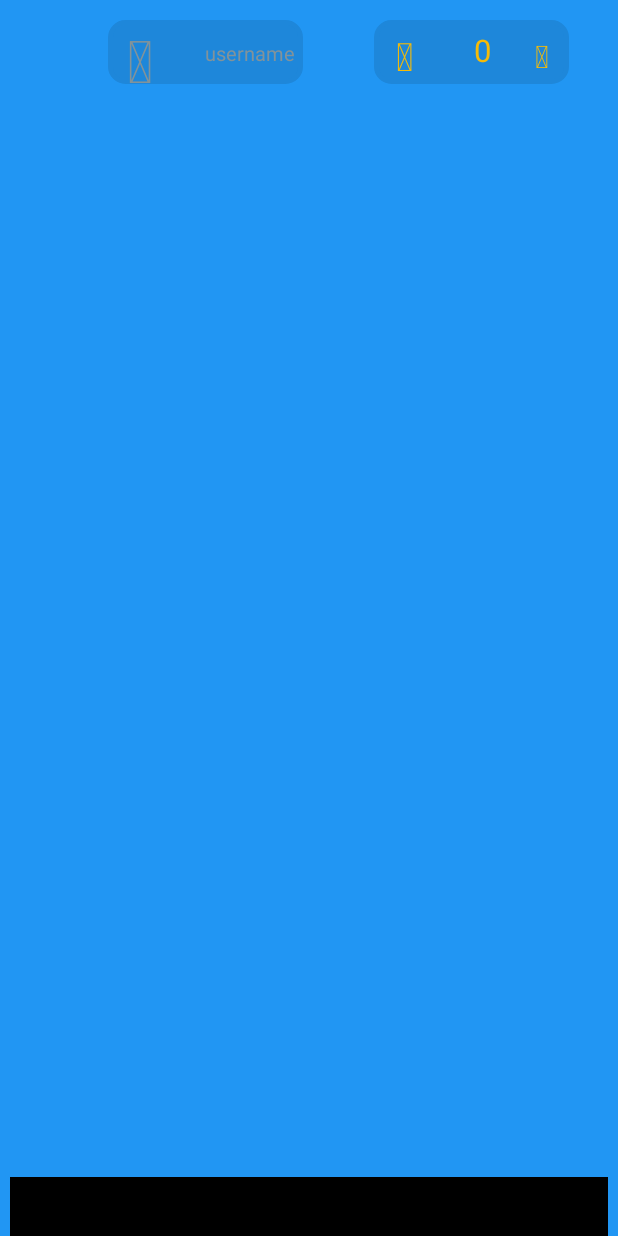
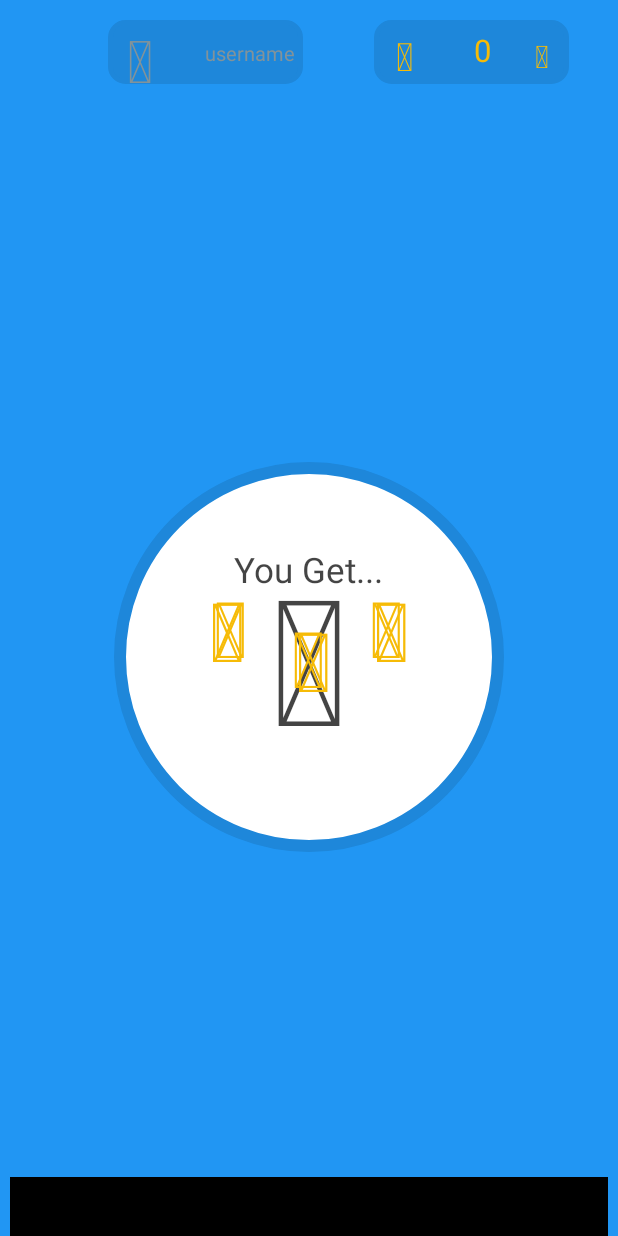
Before and after one commit to mehrroid/gameoftrump-app-12, an Android app: the layout level.xml on its own in the app's theme, with its tools: preview values and no code run, on a phone screen of 412 x 824 dp. Run offline under Robolectric (Android 15) with nearby library versions, the phone set to English and light mode, and no system bars.

Commit message:
update game: find unique icon

```diff
--- /dev/null
+++ b/app/src/main/res/drawable/circle3.xml
@@ -0,0 +1,14 @@
+<?xml version="1.0" encoding="utf-8"?>
+<shape xmlns:android="http://schemas.android.com/apk/res/android"
+    android:shape="oval"
+    >
+    <solid
+
+        android:color="#ffffff"/>
+    <stroke
+        android:width="8dp"
+
+        android:color="@color/darkblue"/>
+<size android:width="@dimen/_200sdp"
+    android:height="@dimen/_200sdp"/>
+</shape>
--- a/app/src/main/res/layout/game_layout.xml
+++ b/app/src/main/res/layout/game_layout.xml
@@ -17,6 +17,8 @@
         </TableLayout>
 
     </LinearLayout>
+    <include layout="@layout/popup2"/>
+
     <include layout="@layout/footer"/>
 
 </FrameLayout>
--- a/app/src/main/res/layout/level.xml
+++ b/app/src/main/res/layout/level.xml
@@ -26,6 +26,8 @@
         <!--android:textSize="@dimen/_45sdp" />-->
 
     </LinearLayout>
+    <include layout="@layout/popup"/>
+
 
     <include layout="@layout/footer" />
 
--- /dev/null
+++ b/app/src/main/res/layout/popup.xml
@@ -0,0 +1,85 @@
+<?xml version="1.0" encoding="utf-8"?>
+<FrameLayout xmlns:android="http://schemas.android.com/apk/res/android"
+    android:orientation="vertical" android:layout_width="match_parent"
+    android:layout_height="match_parent"
+    android:id="@+id/popupFrameLayout">
+<TextView
+    android:layout_width="wrap_content"
+    android:layout_height="wrap_content"
+    android:textSize="@dimen/_90sdp"
+    android:textColor="@color/transparent_black_hex_11"
+    android:gravity="center"
+    android:layout_gravity="center"
+    android:text="@string/icon_male"
+    android:id="@+id/male"
+    android:layout_marginTop="@dimen/_20sdp"
+    android:background="@drawable/circle3"/>
+    <TextView
+        android:layout_width="wrap_content"
+        android:layout_height="wrap_content"
+        android:textSize="@dimen/_18sdp"
+        android:textColor="@color/transparent_black_hex_11"
+android:gravity="center_horizontal"
+        android:layout_gravity="center_horizontal"
+        android:layout_marginTop="@dimen/_280sdp"
+        android:text="You Get..."/>
+    <TextView
+        android:layout_width="wrap_content"
+        android:layout_height="wrap_content"
+        android:text="@string/icon_star"
+        android:textColor="@color/colorStars"
+        android:textSize="@dimen/_40sdp"
+        android:id="@+id/icon_star"
+        android:layout_gravity="center_horizontal"
+        android:layout_marginTop="@dimen/_310sdp"/>
+    <TextView
+        android:layout_width="wrap_content"
+        android:layout_height="wrap_content"
+        android:text="@string/icon_star"
+        android:textColor="@color/colorStars"
+        android:textSize="@dimen/_42sdp"
+        android:id="@+id/icon_star01"
+        android:layout_marginLeft="@dimen/_2sdp"
+        android:layout_gravity="center_horizontal"
+        android:layout_marginTop="@dimen/_310sdp"/>
+    <TextView
+        android:layout_width="wrap_content"
+        android:layout_height="wrap_content"
+        android:text="@string/icon_star"
+        android:textColor="@color/colorStars"
+        android:textSize="@dimen/_40sdp"
+        android:id="@+id/icon_star2"
+        android:layout_marginRight="@dimen/_40sdp"
+        android:layout_gravity="center_horizontal"
+        android:layout_marginTop="@dimen/_295sdp"/>
+    <TextView
+        android:layout_width="wrap_content"
+        android:layout_height="wrap_content"
+        android:text="@string/icon_star"
+        android:textColor="@color/colorStars"
+        android:textSize="@dimen/_42sdp"
+        android:id="@+id/icon_star02"
+        android:layout_marginRight="@dimen/_42sdp"
+        android:layout_gravity="center_horizontal"
+        android:layout_marginTop="@dimen/_295sdp"/>
+    <TextView
+        android:layout_width="wrap_content"
+        android:layout_height="wrap_content"
+        android:text="@string/icon_star"
+        android:textColor="@color/colorStars"
+        android:textSize="@dimen/_40sdp"
+        android:id="@+id/icon_star3"
+        android:layout_marginLeft="@dimen/_40sdp"
+        android:layout_gravity="center_horizontal"
+        android:layout_marginTop="@dimen/_295sdp"/>
+    <TextView
+        android:layout_width="wrap_content"
+        android:layout_height="wrap_content"
+        android:text="@string/icon_star"
+        android:textColor="@color/colorStars"
+        android:textSize="@dimen/_42sdp"
+        android:id="@+id/icon_star03"
+        android:layout_marginLeft="@dimen/_42sdp"
+        android:layout_gravity="center_horizontal"
+        android:layout_marginTop="@dimen/_295sdp"/>
+</FrameLayout>
--- a/app/src/main/res/values/strings.xml
+++ b/app/src/main/res/values/strings.xml
@@ -55,7 +55,9 @@
     <string name="icon_plus">&#xf067;</string>
     <string name="icon_square">&#xf04d;</string>
     <string name="icon_cloud">&#xf0c2;</string>
-
+    <string name="icon_male">&#xf183;</string>
+    <string name="icon_car">&#xf1b9;</string>
+    <string name="icon_arrow">&#xf0a9;</string>
     <string name="icon_glass">&#xf000;</string>
     <string name="icon_globe">&#xf0ac;</string>
     <string name="icon_gratipay">&#xf184;</string>
```
Also changed, not shown: app/src/main/java/com/whitedevs/gameoftrumps/Game.java (+19 -0 lines), app/src/main/java/com/whitedevs/gameoftrumps/Lev.java (+16 -0 lines), app/src/main/res/layout/popup2.xml (added, +38 -0 lines), 1 other file.
